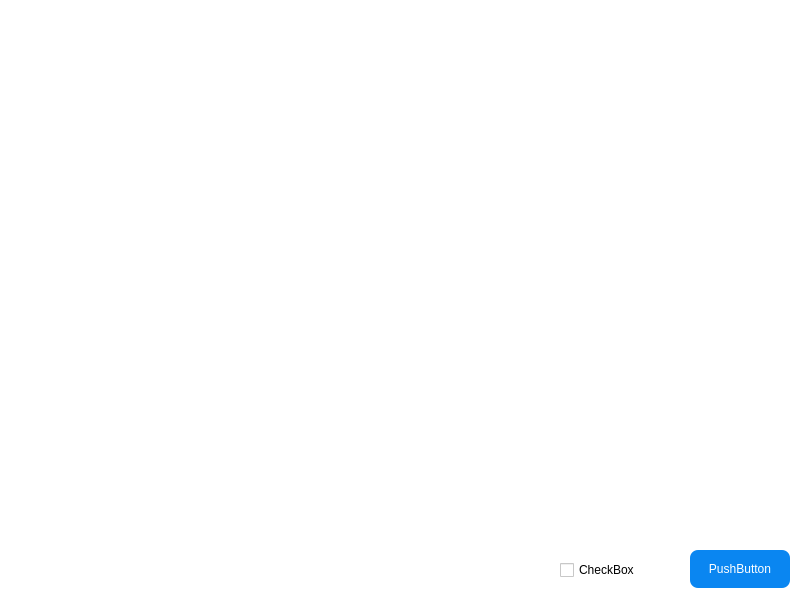
Qt form UI_Files/settings.ui (TohamaLimo233/XHT) before a commit.
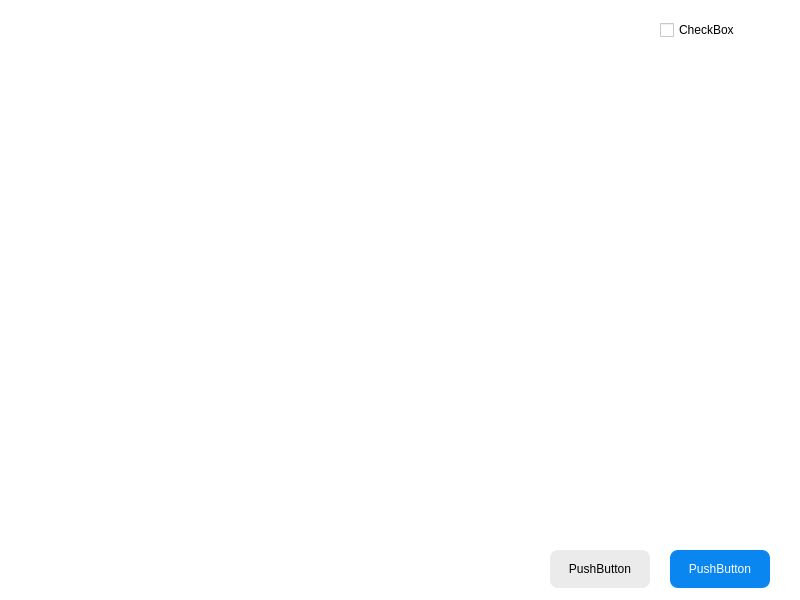
The same form after that commit.

What changed in the file:
```diff
--- a/UI_Files/settings.ui
+++ b/UI_Files/settings.ui
@@ -26,7 +26,7 @@
    <widget class="QPushButton" name="pushButton">
     <property name="geometry">
      <rect>
-      <x>690</x>
+      <x>670</x>
       <y>550</y>
       <width>100</width>
       <height>38</height>
@@ -55,8 +55,8 @@
    <widget class="QCheckBox" name="checkBox">
     <property name="geometry">
      <rect>
-      <x>560</x>
-      <y>560</y>
+      <x>660</x>
+      <y>20</y>
       <width>121</width>
       <height>20</height>
      </rect>
@@ -68,6 +68,35 @@
      <string>CheckBox</string>
     </property>
    </widget>
+   <widget class="QPushButton" name="pushButton_2">
+    <property name="geometry">
+     <rect>
+      <x>550</x>
+      <y>550</y>
+      <width>100</width>
+      <height>38</height>
+     </rect>
+    </property>
+    <property name="styleSheet">
+     <string notr="true">QPushButton {
+	font: &quot;Microsoft YaHei UI&quot;;
+    color: rgb(0,0,0);
+	background-color: rgb(235, 235, 235);
+    border-radius: 8px;
+}
+
+QPushButton:hover {
+	background-color: rgb(145, 145, 145);
+}
+
+QPushButton:pressed {	
+	background-color: rgb(214, 214, 214);
+}</string>
+    </property>
+    <property name="text">
+     <string>PushButton</string>
+    </property>
+   </widget>
   </widget>
  </widget>
  <resources/>
```
Left out of the diff: 4 changed lines with no effect on the pictures.
